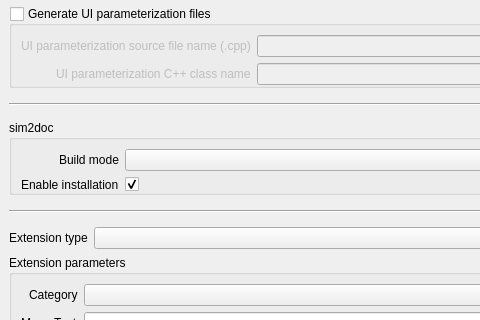
Old version of the form src/openfluid/ui/waresdev/NewWareDialog.ui in the repository OpenFLUID/openfluid; both pictures show x 0 to 480 and y 209 to 529 of the 644 by 719 pixel window.
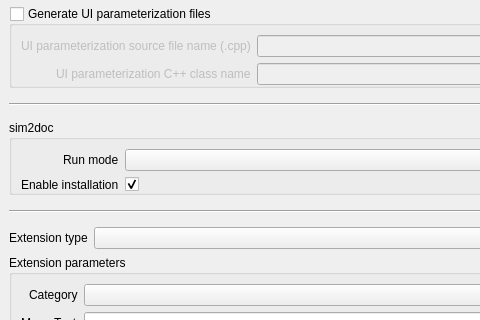
New version of the form.

Commit message:
Update of strings/labels and french translation
* Cleaned code

What changed in the file:
```diff
--- a/src/openfluid/ui/waresdev/NewWareDialog.ui
+++ b/src/openfluid/ui/waresdev/NewWareDialog.ui
@@ -363,7 +363,7 @@
            <item row="0" column="0">
             <widget class="QLabel" name="Sim2doc_label">
              <property name="text">
-              <string>Build mode</string>
+              <string>Run mode</string>
              </property>
             </widget>
            </item>
```
The commit also changes 6 other files.
